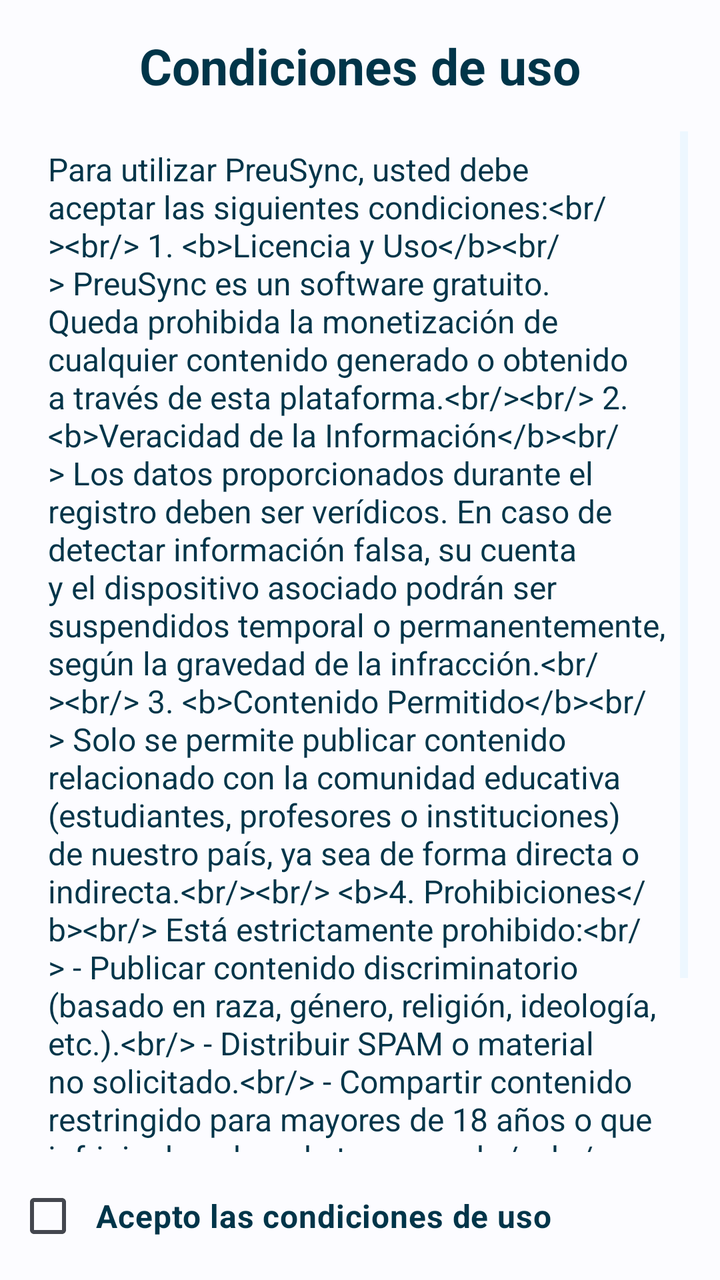
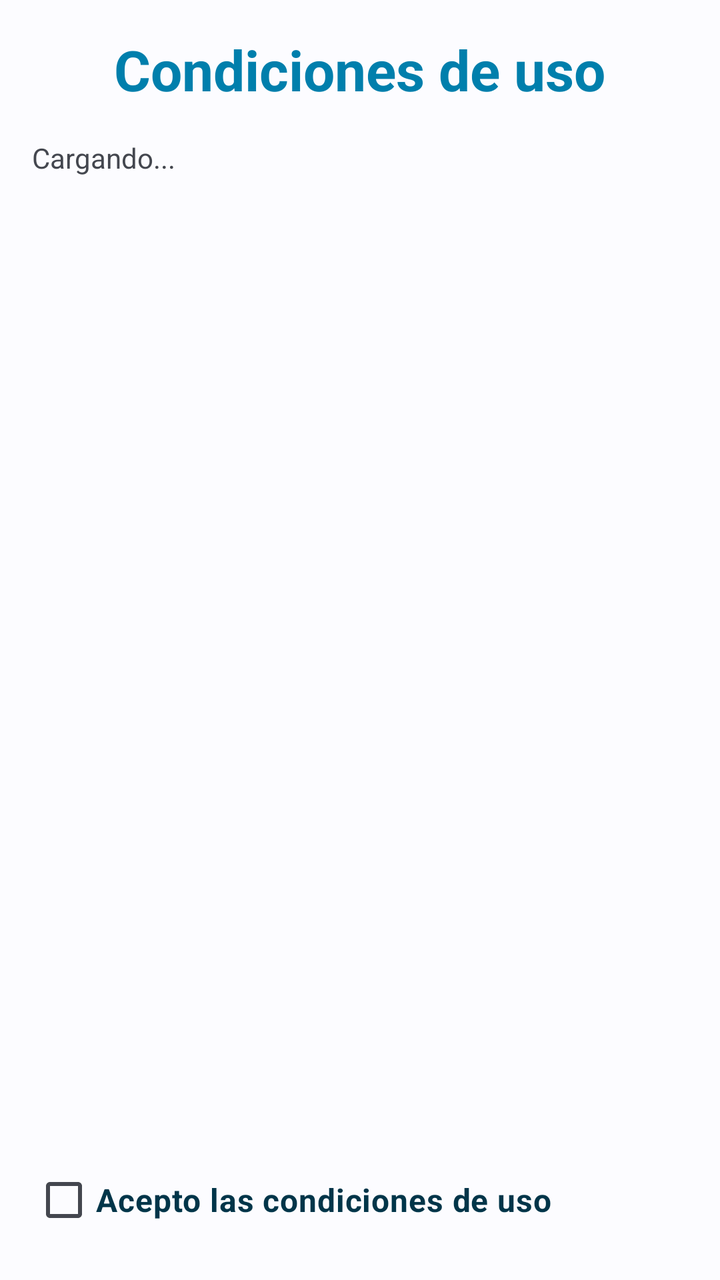

Compare the two renders of this Android layout. The source of the first and the diff that turns it into the second are given below.
<!-- AndroidManifest.xml: application theme Theme.PreuSync.Dynamic -->
<!-- res/layout/fragment_onboarding_terms.xml -->
<?xml version="1.0" encoding="utf-8"?>
<LinearLayout
    xmlns:android="http://schemas.android.com/apk/res/android"
    xmlns:app="http://schemas.android.com/apk/res-auto"
    xmlns:tools="http://schemas.android.com/tools"
    android:layout_width="match_parent"
    android:layout_height="match_parent"
    android:orientation="vertical"
    android:id="@+id/onboardingTermsLayoutContainer">

    
<LinearLayout
        android:id="@+id/mainContainer"
        android:layout_width="match_parent"
        android:layout_height="wrap_content"
        android:padding="@dimen/padding_8dp"
        android:background="?attr/colorBackground"
        android:gravity="center_horizontal"
        android:orientation="vertical"
        android:layout_weight="1">

        <TextView
            android:id="@+id/termsTitle"
            android:layout_width="wrap_content"
            android:layout_height="wrap_content"
            android:padding="@dimen/padding_8dp"
            android:text="@string/title_terms_and_conditions"
            android:textStyle="bold"
            android:textColor="?attr/colorText"
            android:textSize="@dimen/text_size_25sp" />

        <ScrollView
            android:id="@+id/verticalScroll"
            android:layout_width="match_parent"
            android:layout_height="wrap_content"
            android:padding="@dimen/padding_8dp"
            android:layout_weight="1">

            <TextView
                android:id="@+id/termsTextView"
                android:layout_width="match_parent"
                android:layout_height="wrap_content"
                android:padding="@dimen/padding_8dp"
                android:text="@string/terms_PreuSync"
                android:textColor="?attr/colorText"
                android:textAlignment="textStart"
                android:breakStrategy="high_quality"
                android:textSize="@dimen/text_size_16sp" />
        </ScrollView>

        <CheckBox
            android:id="@+id/checkbox1"
            android:layout_width="wrap_content"
            android:layout_height="wrap_content"
            android:padding="@dimen/padding_8dp"
            android:gravity="center_vertical"
            android:text="@string/onboarding_accept_terms"
            android:textStyle="bold"
            android:textColor="?attr/colorText"
            android:layout_gravity="left"
            android:textSize="@dimen/text_size_16sp" />
    </LinearLayout>
</LinearLayout>
<!-- resources referenced by this layout -->
<resources>
  <dimen name="padding_8dp">8dp</dimen>
  <dimen name="text_size_16sp">16sp</dimen>
  <dimen name="text_size_25sp">25sp</dimen>
  <string name="onboarding_accept_terms">Acepto las condiciones de uso</string>
  <string name="terms_PreuSync">
      Para utilizar PreuSync, usted debe aceptar las siguientes condiciones:&lt;br/&gt;&lt;br/&gt;
      1. &lt;b&gt;Licencia y Uso&lt;/b&gt;&lt;br/&gt;
      PreuSync es un software gratuito. Queda prohibida la monetización de cualquier contenido generado o obtenido a través de esta plataforma.&lt;br/&gt;&lt;br/&gt;
      2. &lt;b&gt;Veracidad de la Información&lt;/b&gt;&lt;br/&gt;
      Los datos proporcionados durante el registro deben ser verídicos. En caso de detectar información falsa, su cuenta y el dispositivo asociado podrán ser suspendidos temporal o permanentemente, según la gravedad de la infracción.&lt;br/&gt;&lt;br/&gt;
      3. &lt;b&gt;Contenido Permitido&lt;/b&gt;&lt;br/&gt;
      Solo se permite publicar contenido relacionado con la comunidad educativa (estudiantes, profesores o instituciones) de nuestro país, ya sea de forma directa o indirecta.&lt;br/&gt;&lt;br/&gt;
      &lt;b&gt;4. Prohibiciones&lt;/b&gt;&lt;br/&gt;
      Está estrictamente prohibido:&lt;br/&gt;
      - Publicar contenido discriminatorio (basado en raza, género, religión, ideología, etc.).&lt;br/&gt;
      - Distribuir SPAM o material no solicitado.&lt;br/&gt;
      - Compartir contenido restringido para mayores de 18 años o que infrinja derechos de terceros.&lt;br/&gt;&lt;br/&gt;
      &lt;b&gt;5. Cuentas de Estudiantes&lt;/b&gt;&lt;br/&gt;
      Los menores de edad deben contar con la autorización expresa de sus tutores legales para registrarse. De lo contrario, la cuenta será eliminada sin previo aviso.
      </string>
  <string name="title_terms_and_conditions">Condiciones de uso</string>
  <color name="colorText">#191C1E</color>
  <color name="colorError">#BA1A1A</color>
  <style name="ThemeOverlay.PreuSync.MaterialAlertDialog" parent="ThemeOverlay.Material3.MaterialAlertDialog">
          <item name="colorPrimary">?attr/colorAccent</item>
          <item name="colorSecondary">?attr/colorAccent</item>
      </style>
  <style name="Widget.PreuSync.CardView" parent="Widget.Material3.CardView.Elevated">
          <item name="cardCornerRadius">@dimen/card_corner_radius</item>
          <item name="cardElevation">@dimen/card_elevation</item>
          <item name="cardBackgroundColor">?attr/colorBackgroundCard</item>
          <item name="strokeWidth">0dp</item>
      </style>
  <dimen name="card_corner_radius">20dp</dimen>
  <dimen name="card_elevation">4dp</dimen>
  <!-- unchanged entries left out for length: 1 -->
</resources>

<!-- the commit's change to res/layout/fragment_onboarding_terms.xml (unified diff, before → after) -->
@@ -2,62 +2,51 @@
 <LinearLayout
     xmlns:android="http://schemas.android.com/apk/res/android"
     xmlns:app="http://schemas.android.com/apk/res-auto"
-    xmlns:tools="http://schemas.android.com/tools"
     android:layout_width="match_parent"
     android:layout_height="match_parent"
     android:orientation="vertical"
-    android:id="@+id/onboardingTermsLayoutContainer">
+    android:background="?attr/colorBackground"
+    android:padding="16dp">
+
+    <TextView
+        android:id="@+id/termsTitle"
+        style="@style/TextAppearance.PreuSync.HeaderTitle"
+        android:layout_width="wrap_content"
+        android:layout_height="wrap_content"
+        android:text="@string/title_terms_and_conditions"
+        android:layout_gravity="center_horizontal"
+        android:layout_marginBottom="16dp"
+        android:textSize="28sp" />
 
     
-<LinearLayout
-        android:id="@+id/mainContainer"
+    <FrameLayout
         android:layout_width="match_parent"
-        android:layout_height="wrap_content"
-        android:padding="@dimen/padding_8dp"
-        android:background="?attr/colorBackground"
-        android:gravity="center_horizontal"
-        android:orientation="vertical"
+        android:layout_height="0dp"
         android:layout_weight="1">
 
         <TextView
-            android:id="@+id/termsTitle"
+            android:id="@+id/termsTextView"
+            android:layout_width="match_parent"
+            android:layout_height="match_parent"
+            android:text="@string/label_loading" />
+
+        <ProgressBar
+            android:id="@+id/termsProgressBar"
+            style="?android:attr/progressBarStyleSmall"
             android:layout_width="wrap_content"
             android:layout_height="wrap_content"
-            android:padding="@dimen/padding_8dp"
-            android:text="@string/title_terms_and_conditions"
-            android:textStyle="bold"
-            android:textColor="?attr/colorText"
-            android:textSize="@dimen/text_size_25sp" />
+            android:layout_gravity="center"
+            android:visibility="gone" />
+    </FrameLayout>
 
-        <ScrollView
-            android:id="@+id/verticalScroll"
-            android:layout_width="match_parent"
-            android:layout_height="wrap_content"
-            android:padding="@dimen/padding_8dp"
-            android:layout_weight="1">
+    <CheckBox
+        android:id="@+id/checkbox1"
+        android:layout_width="wrap_content"
+        android:layout_height="wrap_content"
+        android:layout_marginTop="16dp"
+        android:text="@string/onboarding_accept_terms"
+        android:textStyle="bold"
+        android:textColor="?attr/colorText"
+        android:textSize="16sp" />
 
-            <TextView
-                android:id="@+id/termsTextView"
-                android:layout_width="match_parent"
-                android:layout_height="wrap_content"
-                android:padding="@dimen/padding_8dp"
-                android:text="@string/terms_PreuSync"
-                android:textColor="?attr/colorText"
-                android:textAlignment="textStart"
-                android:breakStrategy="high_quality"
-                android:textSize="@dimen/text_size_16sp" />
-        </ScrollView>
-
-        <CheckBox
-            android:id="@+id/checkbox1"
-            android:layout_width="wrap_content"
-            android:layout_height="wrap_content"
-            android:padding="@dimen/padding_8dp"
-            android:gravity="center_vertical"
-            android:text="@string/onboarding_accept_terms"
-            android:textStyle="bold"
-            android:textColor="?attr/colorText"
-            android:layout_gravity="left"
-            android:textSize="@dimen/text_size_16sp" />
-    </LinearLayout>
 </LinearLayout>
<!-- resource entries referenced after the edit -->
@@ -1,26 +1,13 @@
 <!-- resources referenced by this layout -->
 <resources>
-  <dimen name="padding_8dp">8dp</dimen>
-  <dimen name="text_size_16sp">16sp</dimen>
-  <dimen name="text_size_25sp">25sp</dimen>
+  <string name="label_loading">Cargando...</string>
   <string name="onboarding_accept_terms">Acepto las condiciones de uso</string>
-  <string name="terms_PreuSync">
-      Para utilizar PreuSync, usted debe aceptar las siguientes condiciones:&lt;br/&gt;&lt;br/&gt;
-      1. &lt;b&gt;Licencia y Uso&lt;/b&gt;&lt;br/&gt;
-      PreuSync es un software gratuito. Queda prohibida la monetización de cualquier contenido generado o obtenido a través de esta plataforma.&lt;br/&gt;&lt;br/&gt;
-      2. &lt;b&gt;Veracidad de la Información&lt;/b&gt;&lt;br/&gt;
-      Los datos proporcionados durante el registro deben ser verídicos. En caso de detectar información falsa, su cuenta y el dispositivo asociado podrán ser suspendidos temporal o permanentemente, según la gravedad de la infracción.&lt;br/&gt;&lt;br/&gt;
-      3. &lt;b&gt;Contenido Permitido&lt;/b&gt;&lt;br/&gt;
-      Solo se permite publicar contenido relacionado con la comunidad educativa (estudiantes, profesores o instituciones) de nuestro país, ya sea de forma directa o indirecta.&lt;br/&gt;&lt;br/&gt;
-      &lt;b&gt;4. Prohibiciones&lt;/b&gt;&lt;br/&gt;
-      Está estrictamente prohibido:&lt;br/&gt;
-      - Publicar contenido discriminatorio (basado en raza, género, religión, ideología, etc.).&lt;br/&gt;
-      - Distribuir SPAM o material no solicitado.&lt;br/&gt;
-      - Compartir contenido restringido para mayores de 18 años o que infrinja derechos de terceros.&lt;br/&gt;&lt;br/&gt;
-      &lt;b&gt;5. Cuentas de Estudiantes&lt;/b&gt;&lt;br/&gt;
-      Los menores de edad deben contar con la autorización expresa de sus tutores legales para registrarse. De lo contrario, la cuenta será eliminada sin previo aviso.
-      </string>
   <string name="title_terms_and_conditions">Condiciones de uso</string>
+  <style name="TextAppearance.PreuSync.HeaderTitle">
+          <item name="android:textSize">25sp</item>
+          <item name="android:textStyle">bold</item>
+          <item name="android:textColor">?attr/colorAccent</item>
+      </style>
   <color name="colorText">#191C1E</color>
   <color name="colorError">#BA1A1A</color>
   <style name="ThemeOverlay.PreuSync.MaterialAlertDialog" parent="ThemeOverlay.Material3.MaterialAlertDialog">
